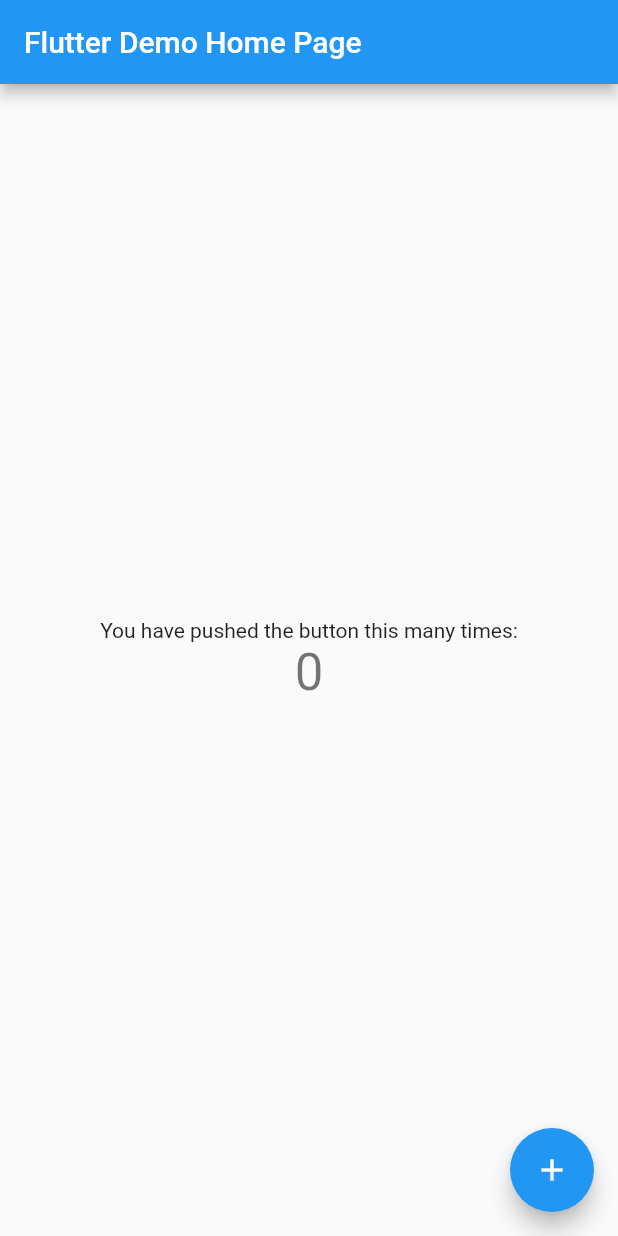
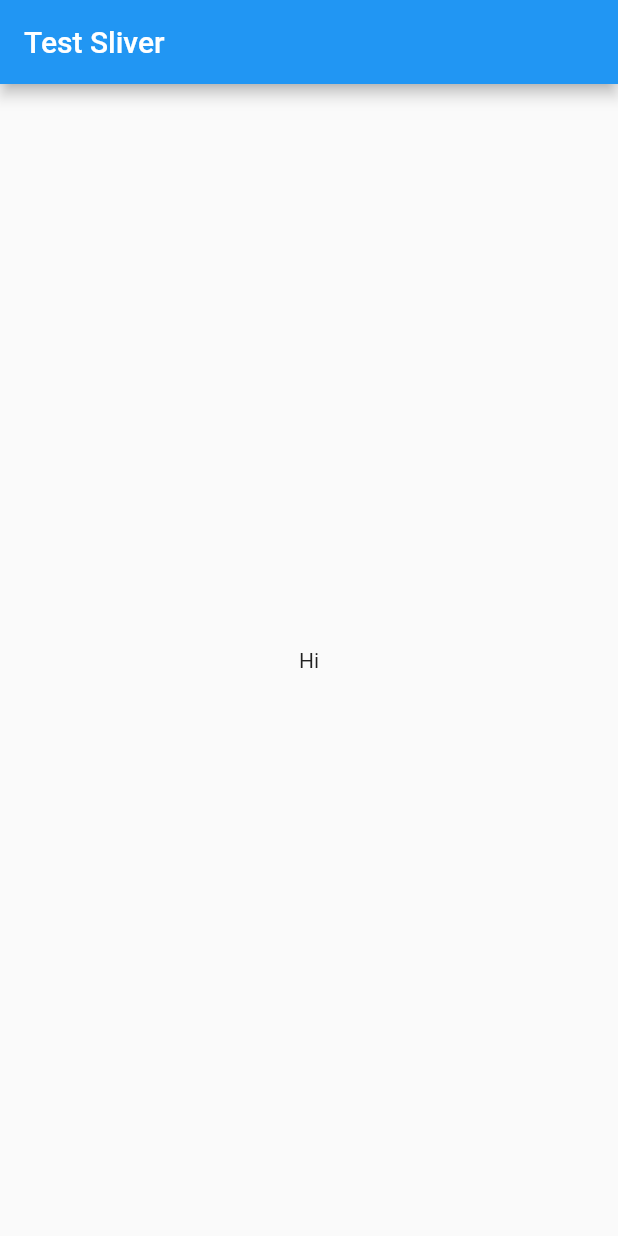
Before and after one commit to PiN73/test_sliver, a Flutter app: the screen it shows after launch, on a phone screen of 412 x 824 dp. Run offline on Flutter 3.47's test engine with Material 2 defaults, Android fonts, the phone set to English and light mode, and no system bars.

Commit message:
remove unused

```diff
--- a/lib/main.dart
+++ b/lib/main.dart
@@ -5,113 +5,24 @@ void main() {
 }
 
 class MyApp extends StatelessWidget {
-  // This widget is the root of your application.
   @override
   Widget build(BuildContext context) {
     return MaterialApp(
-      title: 'Flutter Demo',
-      theme: ThemeData(
-        // This is the theme of your application.
-        //
-        // Try running your application with "flutter run". You'll see the
-        // application has a blue toolbar. Then, without quitting the app, try
-        // changing the primarySwatch below to Colors.green and then invoke
-        // "hot reload" (press "r" in the console where you ran "flutter run",
-        // or simply save your changes to "hot reload" in a Flutter IDE).
-        // Notice that the counter didn't reset back to zero; the application
-        // is not restarted.
-        primarySwatch: Colors.blue,
-        // This makes the visual density adapt to the platform that you run
-        // the app on. For desktop platforms, the controls will be smaller and
-        // closer together (more dense) than on mobile platforms.
-        visualDensity: VisualDensity.adaptivePlatformDensity,
-      ),
-      home: MyHomePage(title: 'Flutter Demo Home Page'),
+      home: MyHomePage(),
     );
   }
 }
 
-class MyHomePage extends StatefulWidget {
-  MyHomePage({Key key, this.title}) : super(key: key);
-
-  // This widget is the home page of your application. It is stateful, meaning
-  // that it has a State object (defined below) that contains fields that affect
-  // how it looks.
-
-  // This class is the configuration for the state. It holds the values (in this
-  // case the title) provided by the parent (in this case the App widget) and
-  // used by the build method of the State. Fields in a Widget subclass are
-  // always marked "final".
-
-  final String title;
-
-  @override
-  _MyHomePageState createState() => _MyHomePageState();
-}
-
-class _MyHomePageState extends State<MyHomePage> {
-  int _counter = 0;
-
-  void _incrementCounter() {
-    setState(() {
-      // This call to setState tells the Flutter framework that something has
-      // changed in this State, which causes it to rerun the build method below
-      // so that the display can reflect the updated values. If we changed
-      // _counter without calling setState(), then the build method would not be
-      // called again, and so nothing would appear to happen.
-      _counter++;
-    });
-  }
-
+class MyHomePage extends StatelessWidget {
   @override
   Widget build(BuildContext context) {
-    // This method is rerun every time setState is called, for instance as done
-    // by the _incrementCounter method above.
-    //
-    // The Flutter framework has been optimized to make rerunning build methods
-    // fast, so that you can just rebuild anything that needs updating rather
-    // than having to individually change instances of widgets.
     return Scaffold(
       appBar: AppBar(
-        // Here we take the value from the MyHomePage object that was created by
-        // the App.build method, and use it to set our appbar title.
-        title: Text(widget.title),
+        title: Text('Test Sliver'),
       ),
       body: Center(
-        // Center is a layout widget. It takes a single child and positions it
-        // in the middle of the parent.
-        child: Column(
-          // Column is also a layout widget. It takes a list of children and
-          // arranges them vertically. By default, it sizes itself to fit its
-          // children horizontally, and tries to be as tall as its parent.
-          //
-          // Invoke "debug painting" (press "p" in the console, choose the
-          // "Toggle Debug Paint" action from the Flutter Inspector in Android
-          // Studio, or the "Toggle Debug Paint" command in Visual Studio Code)
-          // to see the wireframe for each widget.
-          //
-          // Column has various properties to control how it sizes itself and
-          // how it positions its children. Here we use mainAxisAlignment to
-          // center the children vertically; the main axis here is the vertical
-          // axis because Columns are vertical (the cross axis would be
-          // horizontal).
-          mainAxisAlignment: MainAxisAlignment.center,
-          children: <Widget>[
-            Text(
-              'You have pushed the button this many times:',
-            ),
-            Text(
-              '$_counter',
-              style: Theme.of(context).textTheme.headline4,
-            ),
-          ],
-        ),
+        child: Text('Hi'),
       ),
-      floatingActionButton: FloatingActionButton(
-        onPressed: _incrementCounter,
-        tooltip: 'Increment',
-        child: Icon(Icons.add),
-      ), // This trailing comma makes auto-formatting nicer for build methods.
     );
   }
 }
```
Also changed, not shown: pubspec.yaml (+2 -62 lines), pubspec.lock, 1 other file.
